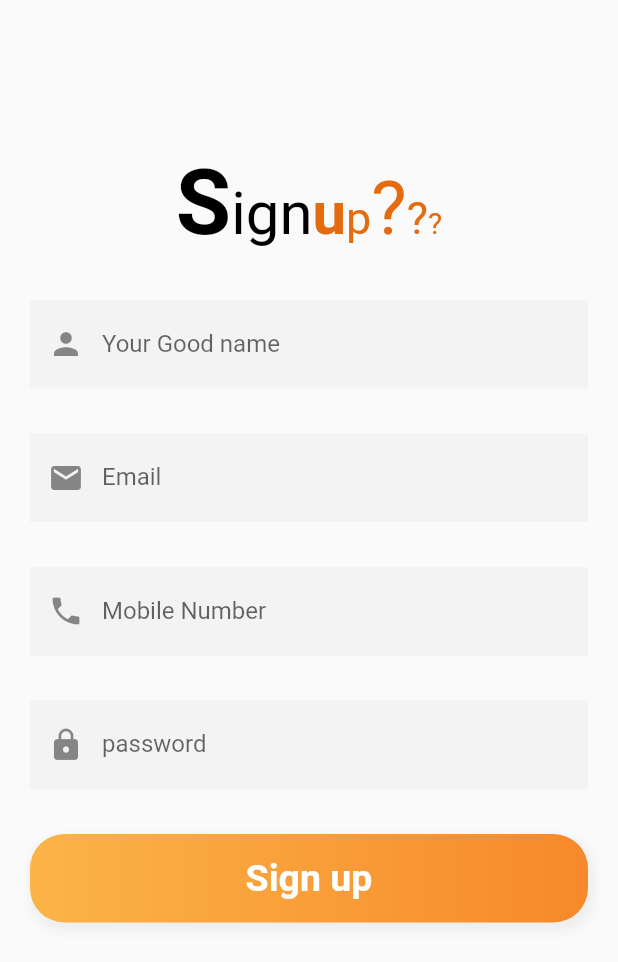
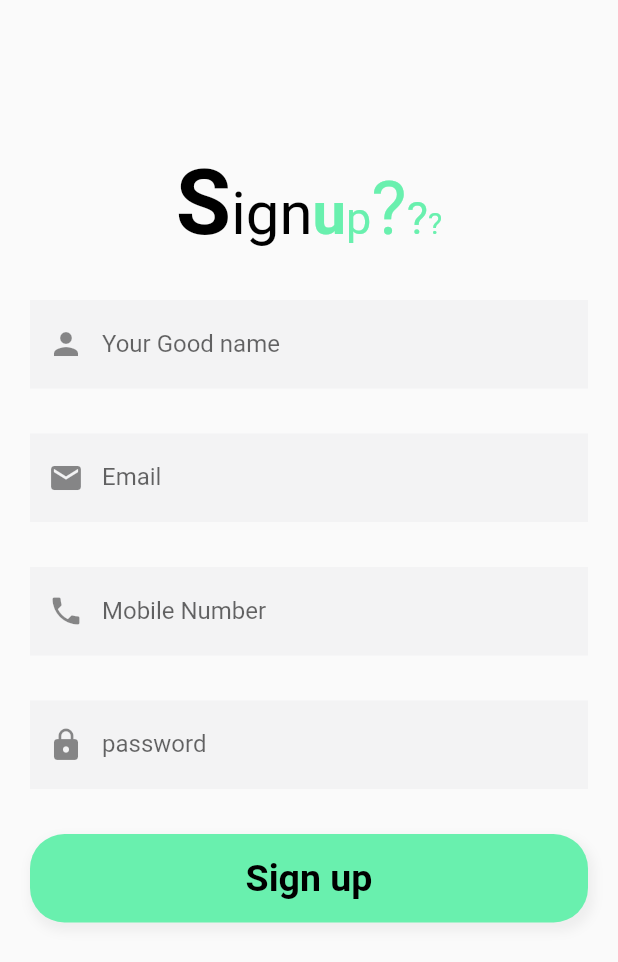
Before and after one commit to patil-gau/smart-farming-app, a Flutter app: the screen it shows after launch, after a tap on "SIGN UP", on a phone screen of 412 x 824 dp. Shown: the top 962 px of the screen. Run offline on Flutter 3.47's test engine with Material 2 defaults, Android fonts, the phone set to English and light mode, and no system bars; missing offline and left inert: flutter_vlc_player; accounts and stored records are empty; network calls fail.

Commit message:
color changes in signup and Signin

```diff
--- a/lib/Login_page.dart
+++ b/lib/Login_page.dart
@@ -84,7 +84,7 @@ class _LoginPageState extends State<LoginPage> {
                   blurRadius: 5,
                   spreadRadius: 2)
             ],
-            color: Colors.redAccent
+            color: Colors.greenAccent
             // gradient: LinearGradient(
             //     begin: Alignment.centerLeft,
             //     end: Alignment.centerRight,
@@ -93,7 +93,7 @@ class _LoginPageState extends State<LoginPage> {
         child: Text(
           'Login',
           style: TextStyle(
-              fontSize: 25, fontWeight: FontWeight.bold, color: Colors.white),
+              fontSize: 25, fontWeight: FontWeight.bold, color: Colors.black),
         ),
       ),
     );
@@ -114,14 +114,14 @@ class _LoginPageState extends State<LoginPage> {
                   crossAxisAlignment: CrossAxisAlignment.center,
                   children: <Widget>[
                     CircleAvatar(
-                      backgroundColor: Colors.redAccent,
+                      backgroundColor: Colors.greenAccent,
                       radius: 60.0,
                     ),
                     SizedBox(
                       height: 30.0,
                     ),
                     new Text(
-                      "Login",
+                      "Sign In",
                       style: TextStyle(
                           fontSize: 40.0,
                           fontWeight: FontWeight.bold,
--- a/lib/signup.dart
+++ b/lib/signup.dart
@@ -82,7 +82,9 @@ class _SignupPageState extends State<SignupPage> {
         width: MediaQuery.of(context).size.width,
         padding: EdgeInsets.symmetric(vertical: 15),
         alignment: Alignment.center,
+
         decoration: BoxDecoration(
+            color: Colors.greenAccent,
             borderRadius: BorderRadius.all(Radius.circular(23.0)),
             boxShadow: <BoxShadow>[
               BoxShadow(
@@ -91,14 +93,15 @@ class _SignupPageState extends State<SignupPage> {
                   blurRadius: 5,
                   spreadRadius: 2)
             ],
-            gradient: LinearGradient(
-                begin: Alignment.centerLeft,
-                end: Alignment.centerRight,
-                colors: [Color(0xfffbb448), Color(0xfff7892b)])),
+            // gradient: LinearGradient(
+            //     begin: Alignment.centerLeft,
+            //     end: Alignment.centerRight,
+                // colors: [Color(0xfffbb448), Color(0xfff7892b)])
+                ),
         child: Text(
           'Sign up',
           style: TextStyle(
-              fontSize: 25, fontWeight: FontWeight.bold, color: Colors.white),
+              fontSize: 25, fontWeight: FontWeight.bold, color: Colors.black),
         ),
       ),
     );
@@ -120,25 +123,26 @@ class _SignupPageState extends State<SignupPage> {
           TextSpan(
             text: 'u',
             style: TextStyle(
-                color: Color(0xffe46b10),
+              // 0xffe46b10
+                color: Colors.greenAccent,
                 fontWeight: FontWeight.bold,
                 fontSize: 40),
           ),
           TextSpan(
             text: 'p',
-            style: TextStyle(color: Color(0xffe46b10), fontSize: 30),
+            style: TextStyle(color:Colors.greenAccent, fontSize: 30),
           ),
           TextSpan(
             text: '?',
-            style: TextStyle(color: Color(0xffe46b10), fontSize: 50),
+            style: TextStyle(color:Colors.greenAccent, fontSize: 50),
           ),
           TextSpan(
             text: '?',
-            style: TextStyle(color: Color(0xffe46b10), fontSize: 30),
+            style: TextStyle(color:Colors.greenAccent, fontSize: 30),
           ),
           TextSpan(
             text: '?',
-            style: TextStyle(color: Color(0xffe46b10), fontSize: 20),
+            style: TextStyle(color:Colors.greenAccent, fontSize: 20),
           ),
         ]),
       );
```
